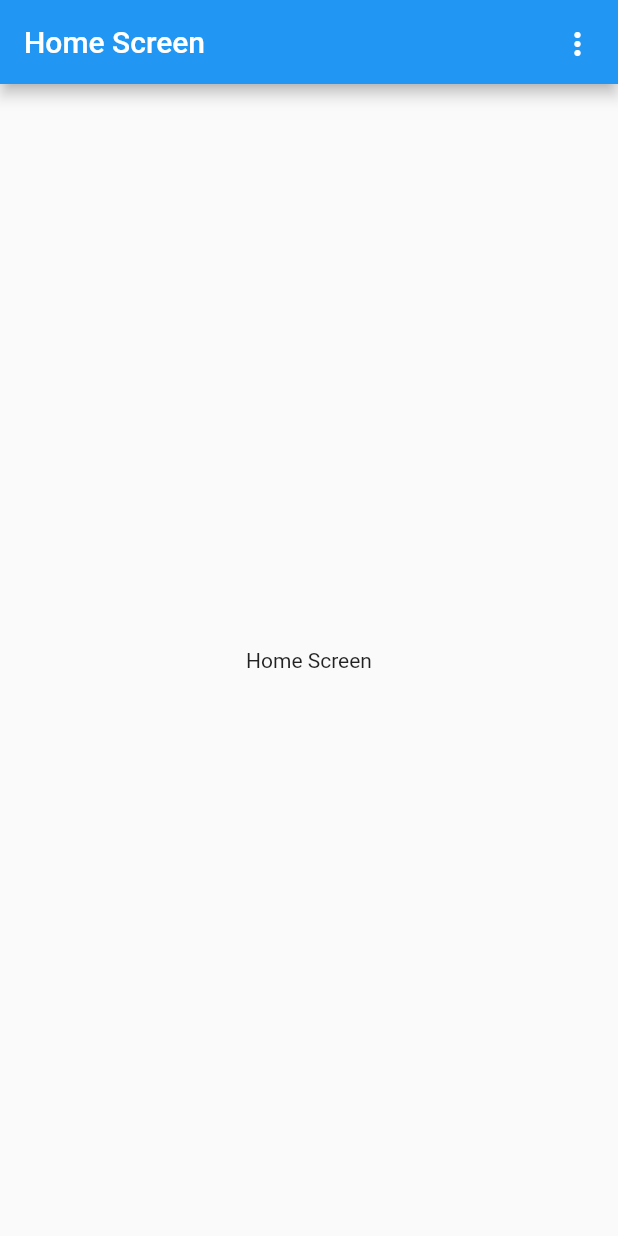
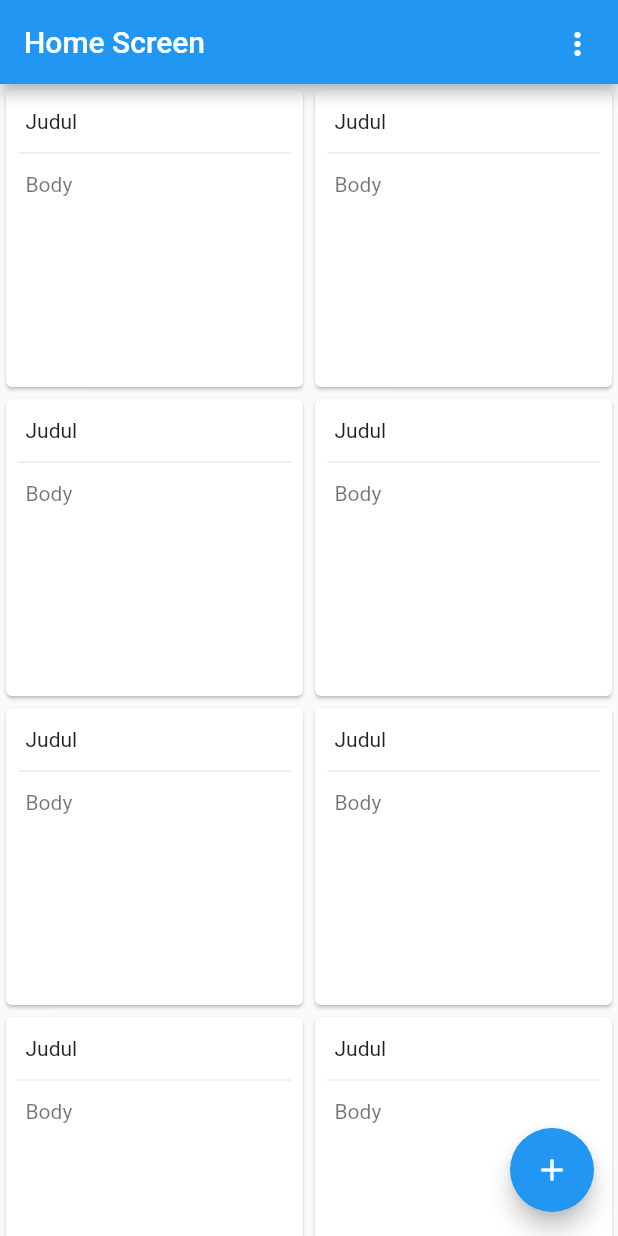
Before and after one commit to lemanfoetra/FLUTTER-firebasic, a Flutter app: the screen it shows once a user with an empty profile is signed in, on a phone screen of 412 x 824 dp. Run offline on Flutter 3.47's test engine with Material 2 defaults, Android fonts, the phone set to English and light mode, and no system bars; our stand-ins replace cloud_firestore, firebase_auth, firebase_core; accounts and stored records are empty; network calls fail.

Commit message:
Add moduel 'Add Note'

```diff
--- a/lib/main.dart
+++ b/lib/main.dart
@@ -1,5 +1,6 @@
 import 'package:firebase_auth/firebase_auth.dart';
 import 'package:firebase_core/firebase_core.dart';
+import 'package:firebasic/screens/add_note_screen.dart';
 import 'package:firebasic/screens/home_screen.dart';
 import 'package:firebasic/screens/login_screen.dart';
 import 'package:flutter/material.dart';
@@ -15,6 +16,7 @@ class MyApp extends StatelessWidget {
   @override
   Widget build(BuildContext context) {
     return MaterialApp(
+      debugShowCheckedModeBanner: false,
       title: 'Flutter Demo',
       theme: ThemeData(
         primarySwatch: Colors.blue,
@@ -29,6 +31,9 @@ class MyApp extends StatelessWidget {
           }
         },
       ),
+      routes: {
+        AddNoteScreen.routeName: (_) => AddNoteScreen(),
+      },
     );
   }
 }
--- a/lib/screens/home_screen.dart
+++ b/lib/screens/home_screen.dart
@@ -1,4 +1,6 @@
 import 'package:firebase_auth/firebase_auth.dart';
+import 'package:firebasic/screens/add_note_screen.dart';
+import 'package:firebasic/widgets/note.dart';
 import 'package:flutter/material.dart';
 
 class HomeScreen extends StatefulWidget {
@@ -44,8 +46,21 @@ class _HomeScreenState extends State<HomeScreen> {
           )
         ],
       ),
-      body: Center(
-        child: Text("Home Screen"),
+      body: GridView.builder(
+        gridDelegate: SliverGridDelegateWithFixedCrossAxisCount(
+          crossAxisCount: 2,
+          childAspectRatio: 1,
+        ),
+        itemCount: 8,
+        itemBuilder: (context, index) {
+          return Note();
+        },
+      ),
+      floatingActionButton: FloatingActionButton(
+        child: Icon(Icons.add),
+        onPressed: () {
+          Navigator.of(context).pushNamed(AddNoteScreen.routeName);
+        },
       ),
     );
   }
--- /dev/null
+++ b/lib/widgets/note.dart
@@ -0,0 +1,36 @@
+import 'package:flutter/material.dart';
+
+class Note extends StatelessWidget {
+  const Note({
+    Key key,
+  }) : super(key: key);
+
+  @override
+  Widget build(BuildContext context) {
+    return Card(
+      child: Padding(
+        padding: const EdgeInsets.all(8.0),
+        child: Column(
+          crossAxisAlignment: CrossAxisAlignment.start,
+          children: [
+            Padding(
+              padding: const EdgeInsets.all(5),
+              child: Text(
+                'Judul',
+                style: TextStyle(color: Colors.black87),
+              ),
+            ),
+            Divider(),
+            Container(
+              padding: const EdgeInsets.all(5),
+              child: Text(
+                'Body',
+                style: TextStyle(color: Colors.black54),
+              ),
+            )
+          ],
+        ),
+      ),
+    );
+  }
+}
--- a/pubspec.yaml
+++ b/pubspec.yaml
@@ -25,6 +25,7 @@ dependencies:
     sdk: flutter
   firebase_core: ^0.5.0+1
   firebase_auth: ^0.18.1+2
+  cloud_firestore: ^0.14.1+3
   provider: ^5.0.0
 
 
```
Also changed, not shown: lib/screens/add_note_screen.dart (added, +116 -0 lines), pubspec.lock, 1 other file.
